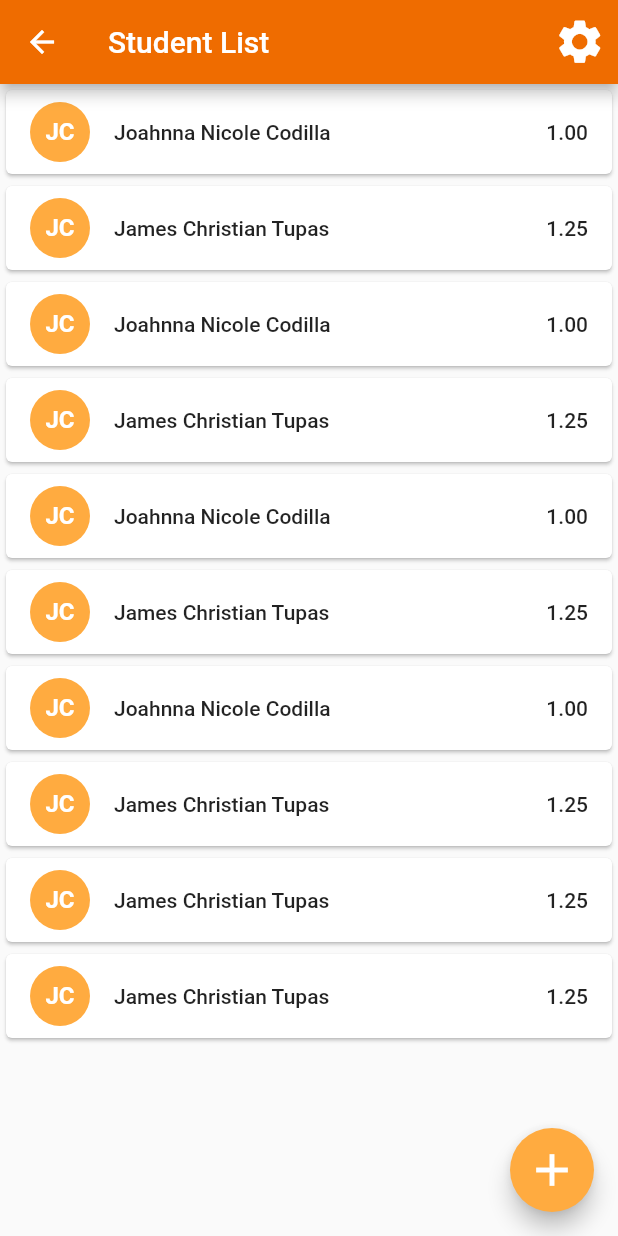
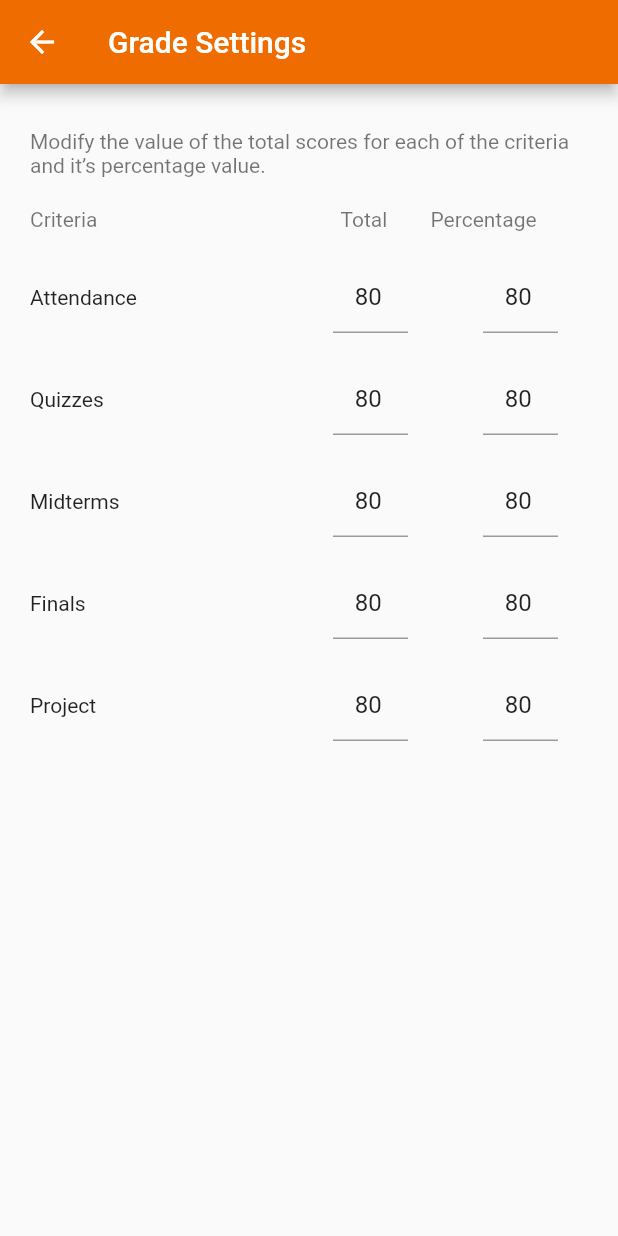
Before and after one commit to Jojojoaaaa/CalcuGrade, a Flutter app: the Students screen opened directly, after a tap on the "settings" icon, on a phone screen of 412 x 824 dp. Run offline on Flutter 3.47's test engine with Material 2 defaults, Android fonts, the phone set to English and light mode, and no system bars.

Commit message:
settings screen
- set up 90% of the components of settings screen
- improved reuse ability of widgets
- implemented single child scroll view

```diff
--- a/lib/main.dart
+++ b/lib/main.dart
@@ -21,6 +21,7 @@ class MyApp extends StatelessWidget {
 
         textTheme: TextTheme(
           headline5: TextStyle(fontWeight: FontWeight.w900),
+          caption: TextStyle(fontSize: 14)
         ),
       ),
       home: Home(),
--- a/lib/screens/grades/grades_settings/settings.dart
+++ b/lib/screens/grades/grades_settings/settings.dart
@@ -0,0 +1,117 @@
+import 'package:flutter/material.dart';
+
+class Settings extends StatefulWidget {
+  Settings({Key key}) : super(key: key);
+
+  @override
+  _SettingsState createState() => _SettingsState();
+}
+
+class _SettingsState extends State<Settings> {
+  int attendance, quizzes, midterms, finals, project;
+  int attendancePercent,
+      quizzesPercent,
+      midtermsPercent,
+      finalsPercent,
+      projectPercent;
+
+  showInstruction(BuildContext ctx) {
+    return Padding(
+        padding: EdgeInsets.only(top: 10, bottom: 10),
+        child: Text(
+            "Modify the value of the total scores for each of the criteria and it’s percentage value.",
+            style: Theme.of(ctx).textTheme.caption));
+  }
+
+  showHeader(BuildContext ctx) {
+    return Padding(
+        padding: EdgeInsets.only(top: 10, bottom: 10),
+        child:
+            Row(mainAxisAlignment: MainAxisAlignment.spaceBetween, children: [
+          Text("Criteria", style: Theme.of(ctx).textTheme.caption),
+          Row(children: [
+            Padding(
+              padding: EdgeInsets.only(left: 5, right: 5),
+              child: SizedBox(
+                  width: 50,
+                  child: Text("Total", style: Theme.of(ctx).textTheme.caption)),
+            ),
+            Padding(
+              padding: EdgeInsets.only(left: 5, right: 5),
+              child: SizedBox(
+                  width: 100,
+                  child: Text("Percentage",
+                      style: Theme.of(ctx).textTheme.caption)),
+            )
+          ])
+        ]));
+  }
+
+  generateLine(BuildContext ctx, String lable, int total, int percentage) {
+    return Padding(
+        padding: EdgeInsets.only(top: 10, bottom: 10),
+        child:
+            Row(mainAxisAlignment: MainAxisAlignment.spaceBetween, children: [
+          Text(lable, style: Theme.of(ctx).textTheme.bodyText2),
+          Row(children: [
+            Padding(
+              padding: EdgeInsets.only(left: 25, right: 25),
+              child: SizedBox(
+                  width: 50,
+                  child: TextField(
+                    textAlign: TextAlign.center,
+                    controller: TextEditingController(text: total.toString()),
+                    decoration: InputDecoration(
+                      border: UnderlineInputBorder(),
+                    ),
+                  )),
+            ),
+            Padding(
+              padding: EdgeInsets.only(left: 25, right: 20),
+              child: SizedBox(
+                  width: 50,
+                  child: TextField(
+                    textAlign: TextAlign.center,
+                    controller:
+                        TextEditingController(text: percentage.toString()),
+                    decoration: InputDecoration(
+                      border: UnderlineInputBorder(),
+                    ),
+                  )),
+            ),
+          ])
+        ]));
+  }
+
+  @override
+  Widget build(BuildContext context) {
+    return  Scaffold(
+        appBar: AppBar(
+          title: Text("Grade Settings"),
+        ),
+  body: LayoutBuilder(
+    builder: (BuildContext context, BoxConstraints viewportConstraints) {
+      return SingleChildScrollView(
+        child: ConstrainedBox(
+          constraints: BoxConstraints(
+            minHeight: viewportConstraints.maxHeight,
+          ),
+          child: Padding(
+            padding: EdgeInsets.all(20),
+            child: Column(
+              children: [
+                showInstruction(context),
+                showHeader(context),
+                generateLine(context, "Attendance", 80, 80),
+                generateLine(context, "Quizzes", 80, 80),
+                generateLine(context, "Midterms", 80, 80),
+                generateLine(context, "Finals", 80, 80),
+                generateLine(context, "Project", 80, 80)
+              ],
+            )),
+        ),
+      );
+    },
+  ));
+  }
+}
--- a/lib/screens/students/students.dart
+++ b/lib/screens/students/students.dart
@@ -1,5 +1,6 @@
 import 'package:flutter/material.dart';
 
+import 'package:calcugrade/screens/grades/grades_settings/settings.dart';
 import 'package:calcugrade/screens/students/local_widgets/student_tile.dart';
 import 'package:calcugrade/screens/students/students_add/add.dart';
 import 'package:calcugrade/screens/students/students_class/student.dart';
@@ -12,7 +13,12 @@ class Students extends StatelessWidget {
           IconButton(
             icon: Icon(Icons.settings),
             iconSize: 35,
-            onPressed: () {},
+            onPressed: () {
+              Navigator.push(
+                context,
+                MaterialPageRoute(builder: (context) => Settings()),
+              );
+            },
           )
         ]),
         body: ListView(
--- /dev/null
+++ b/lib/widgets/snack_bar/custom_snack_bar.dart
@@ -0,0 +1,6 @@
+import 'package:flutter/material.dart';
+
+displaySnackBar(String message, BuildContext context) {
+  final sb = SnackBar(content: Text(message), duration: Duration(seconds: 3));
+  return Scaffold.of(context).showSnackBar(sb);
+}
```
Also changed, not shown: lib/screens/home/home.dart (+5 -6 lines), lib/screens/home/local_widgets/parent_text.dart (+21 -5 lines), lib/screens/students/students_add/add.dart (+17 -8 lines), lib/screens/grades/grades_input/input.dart (deleted).
